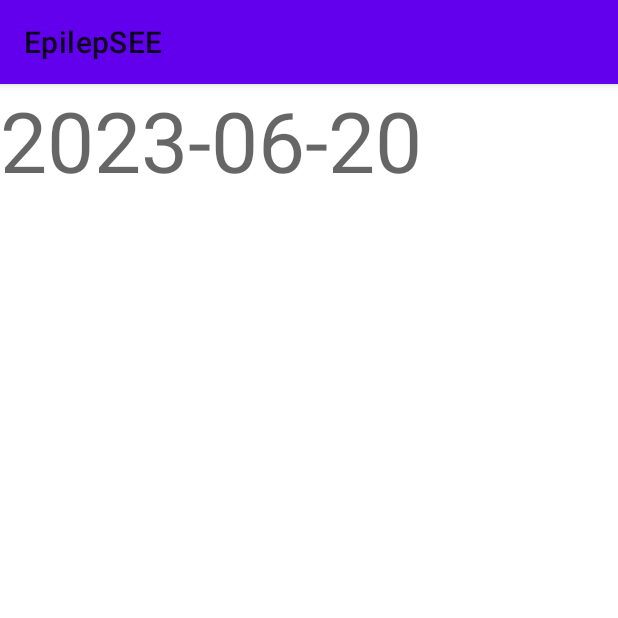
After one commit to mazedma/EpilepSEE_hyewon, an Android app: the SummaryActivity screen opened directly, with no data from a screen before it, on a phone screen of 412 x 824 dp, the top half of it. The commit adds this screen. Run offline under Robolectric (Android 15) with nearby library versions, the phone set to English and light mode, and no system bars.

Commit message:
6월 20일 클릭하면 SummaryActivity.java 로 연결

```diff
--- /dev/null
+++ b/phone/src/main/java/kr/co/episode/epilepsee/SummaryActivity.java
@@ -0,0 +1,14 @@
+package kr.co.episode.epilepsee;
+
+import androidx.appcompat.app.AppCompatActivity;
+
+import android.os.Bundle;
+
+public class SummaryActivity extends AppCompatActivity {
+
+    @Override
+    protected void onCreate(Bundle savedInstanceState) {
+        super.onCreate(savedInstanceState);
+        setContentView(R.layout.activity_summary);
+    }
+}
--- a/phone/src/main/java/kr/co/episode/epilepsee/activities/SeizureActivity.java
+++ b/phone/src/main/java/kr/co/episode/epilepsee/activities/SeizureActivity.java
@@ -80,8 +80,8 @@ public class SeizureActivity extends AppCompatActivity {
                         case R.id.firstFragment:
                             navController.navigate(R.id.action_firstFragment_to_secondFragment);
                             // 첫 번째 프래그먼트에서 입력된 데이터를 SeventhFragment의 멤버 변수에 저장
-                            FirstFragment firstFragment = new FirstFragment();
-                            startDate = firstFragment.getStartDate();
+//                            FirstFragment firstFragment = new FirstFragment();
+//                            startDate = firstFragment.getStartDate();
 
 
                             break;
--- /dev/null
+++ b/phone/src/main/res/layout/activity_summary.xml
@@ -0,0 +1,44 @@
+<?xml version="1.0" encoding="utf-8"?>
+<LinearLayout xmlns:android="http://schemas.android.com/apk/res/android"
+    xmlns:app="http://schemas.android.com/apk/res-auto"
+    xmlns:tools="http://schemas.android.com/tools"
+    android:layout_width="match_parent"
+    android:layout_height="match_parent"
+    android:orientation="vertical"
+    tools:context=".SummaryActivity">
+
+    <TextView
+        android:id="@+id/textView10"
+        android:layout_width="match_parent"
+        android:layout_height="wrap_content"
+        android:text="2023-06-20"
+        android:textAppearance="@style/TextAppearance.AppCompat.Display3" />
+
+    <TextView
+        android:id="@+id/textViewSeizure"
+        android:layout_width="match_parent"
+        android:layout_height="wrap_content"
+        android:textAppearance="@style/TextAppearance.AppCompat.Display1"
+        android:text="" />
+
+    <TextView
+        android:id="@+id/textViewSideEffect"
+        android:layout_width="match_parent"
+        android:layout_height="wrap_content"
+        android:textAppearance="@style/TextAppearance.AppCompat.Display1"
+        android:text="" />
+
+    <TextView
+        android:id="@+id/textViewPeriod"
+        android:layout_width="match_parent"
+        android:layout_height="wrap_content"
+        android:textAppearance="@style/TextAppearance.AppCompat.Display1"
+        android:text="" />
+
+    <TextView
+        android:id="@+id/textViewDrug"
+        android:layout_width="match_parent"
+        android:layout_height="wrap_content"
+        android:text=""
+        android:textAppearance="@style/TextAppearance.AppCompat.Display1" />
+</LinearLayout>
```
Also changed, not shown: phone/src/main/AndroidManifest.xml (+11 -3 lines), phone/src/main/java/kr/co/episode/epilepsee/MainActivity.java (+11 -0 lines), wear/src/main/java/kr/co/episode/epilepsee/DrugCompleteActivity.java (+62 -2 lines).
